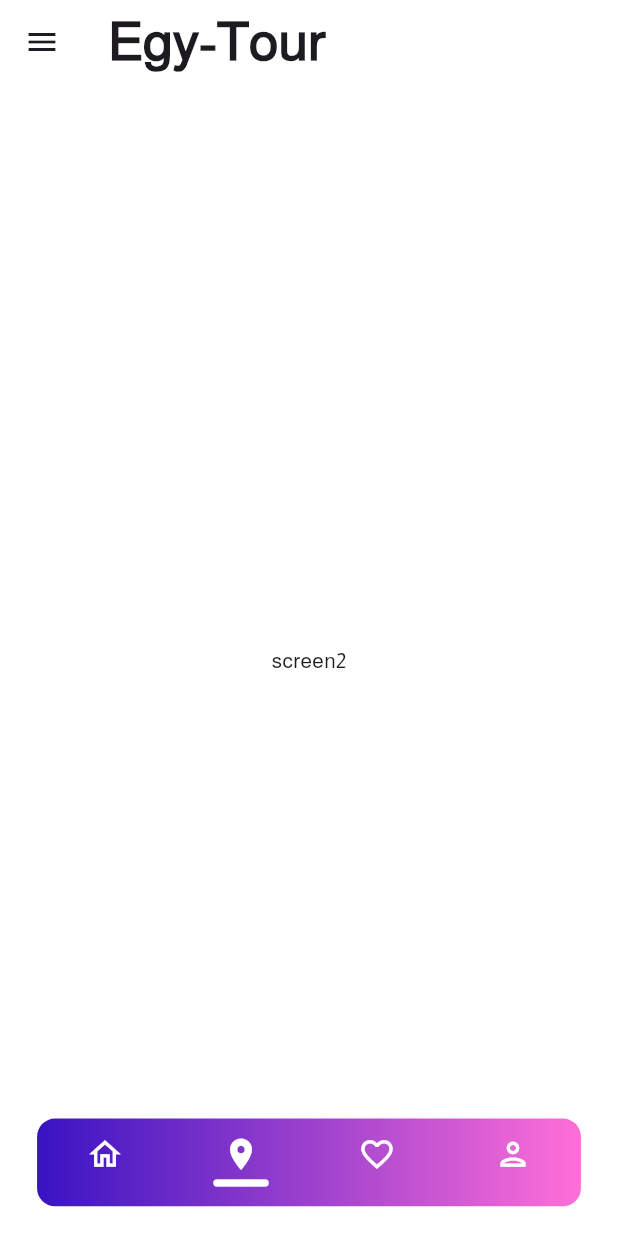
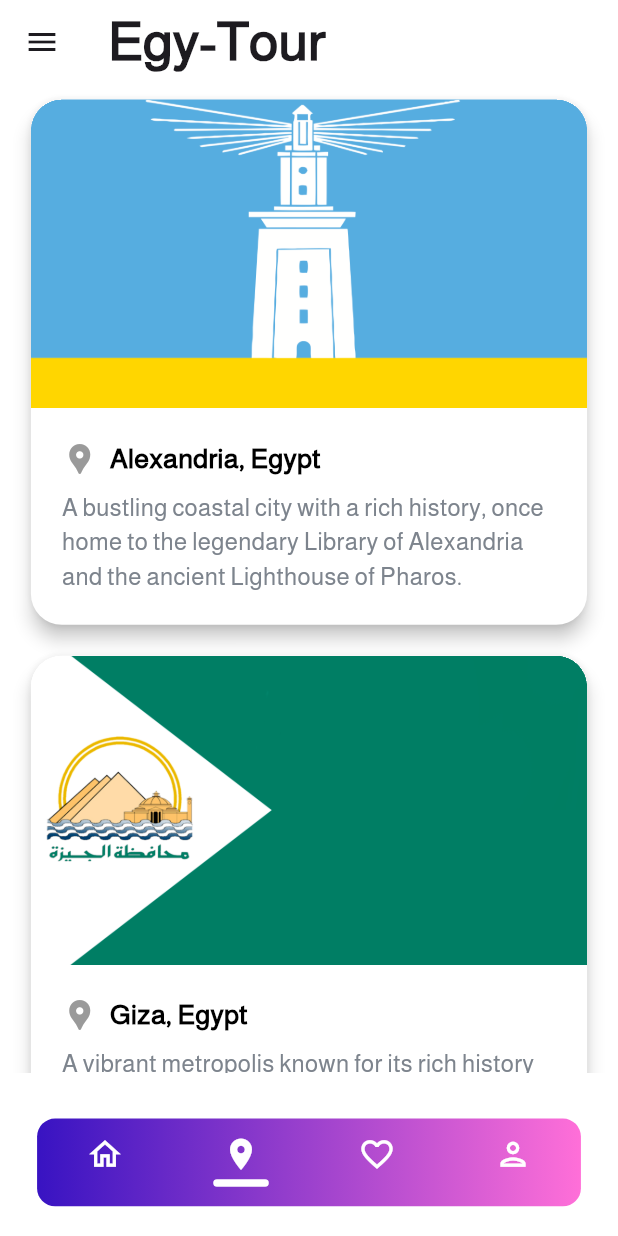
Before and after one commit to mohamedsalah918101/Egy-Tour, a Flutter app: the screen it shows after launch, item 2 of the bottom bar chosen, on a phone screen of 412 x 824 dp. Run offline on Flutter 3.47's test engine with Material 3 defaults, Android fonts, the phone set to English and light mode, and no system bars.

Commit message:
added governments and landmarks

```diff
--- a/lib/features/basic/presentation/views/basic_view.dart
+++ b/lib/features/basic/presentation/views/basic_view.dart
@@ -1,6 +1,7 @@
 import 'package:egy_tour/core/utils/extensions/media_query.dart';
 import 'package:egy_tour/core/utils/theme/app_colors.dart';
 import 'package:egy_tour/core/utils/theme/font_styles.dart';
+import 'package:egy_tour/features/governments/presentation/views/government_view.dart';
 import 'package:flutter/material.dart';
 
 List<IconData> selectedIcons = [
@@ -16,9 +17,10 @@ List<IconData> unSelectedIcons = [
   Icons.favorite_outline,
   Icons.person_outlined,
 ];
+
 List<Widget> screens = [
   Text("screen1"),
-  Text("screen2"),
+  GovernmentView(),
   Text("screen3"),
   Text("screen4"),
 ];
@@ -54,7 +56,7 @@ class _BasicViewState extends State<BasicView> {
       body: Stack(
         children: [
           Column(
-            mainAxisAlignment: MainAxisAlignment.center,
+            mainAxisAlignment: MainAxisAlignment.start,
             children: [Center(child: screens[selectedIndex])],
           ),
           Align(
--- a/lib/features/governments/presentation/views/government_view.dart
+++ b/lib/features/governments/presentation/views/government_view.dart
@@ -0,0 +1,48 @@
+import 'package:egy_tour/core/utils/extensions/media_query.dart';
+import 'package:egy_tour/features/governments/presentation/views/widgets/government_card.dart';
+import 'package:flutter/material.dart';
+
+class GovernmentView extends StatefulWidget {
+  const GovernmentView({super.key});
+
+  @override
+  State<GovernmentView> createState() => _GovernmentViewState();
+}
+
+class _GovernmentViewState extends State<GovernmentView> {
+  List governments = [
+    {
+      "title": "Alexandria, Egypt",
+      "description": "A bustling coastal city with a rich history, once home to the legendary Library of Alexandria and the ancient Lighthouse of Pharos.",
+      "url": "assets/images/Flag_of_Alexandria.png"
+    },
+    {
+      "title": "Giza, Egypt",
+      "description": "A vibrant metropolis known for its rich history and proximity to iconic landmarks like the Great Pyramids of Giza and the Sphinx.",
+      "url": "assets/images/Flag_of_Giza_Governorate.png"
+    },
+    {
+      "title": "Luxor, Egypt",
+      "description": "Referred to as the \"world's greatest open-air museum,\" is renowned for its ancient monuments, including the Valley of the Kings, Karnak Temple, and Luxor Temple.",
+      "url": "assets/images/Flag_of_Luxor_Governorate.png"
+    }
+  ];
+
+  @override
+  Widget build(BuildContext context) {
+    return SizedBox(
+      width: context.screenWidth,
+      height: context.screenHeight*0.8,
+      child: ListView.builder(
+        itemCount: governments.length,
+        itemBuilder: (context, index) {
+          return GovernmentCard(
+            imageURL: governments[index]['url'],
+            title: governments[index]['title'],
+            description: governments[index]['description'],
+          );
+        },
+      ),
+    );
+  }
+}
--- /dev/null
+++ b/lib/features/governments/presentation/views/widgets/government_card.dart
@@ -0,0 +1,84 @@
+import 'package:egy_tour/core/utils/extensions/media_query.dart';
+import 'package:egy_tour/core/utils/extensions/navigation.dart';
+import 'package:egy_tour/core/utils/theme/app_colors.dart';
+import 'package:egy_tour/core/utils/theme/font_styles.dart';
+import 'package:egy_tour/features/governments/presentation/views/lanmarks_view.dart';
+import 'package:flutter/material.dart';
+
+class GovernmentCard extends StatefulWidget {
+  const GovernmentCard({
+    super.key,
+    required this.imageURL,
+    required this.title,
+    required this.description
+  });
+
+  final String imageURL;
+  final String title;
+  final String description;
+
+  @override
+  State<GovernmentCard> createState() => _GovernmentCardState();
+}
+
+class _GovernmentCardState extends State<GovernmentCard> {
+  @override
+  Widget build(BuildContext context) {
+    return Card(
+        clipBehavior: Clip.hardEdge,
+        margin: EdgeInsets.symmetric(vertical: context.screenWidth*0.025, horizontal: context.screenWidth*0.05),
+        elevation: 5,
+        color: AppColors.white,
+        shape: RoundedRectangleBorder(
+          borderRadius: BorderRadius.circular(context.screenWidth*0.05),
+        ),
+        child: InkWell(
+          splashColor: AppColors.lightGrey1,
+          onTap: () {
+            debugPrint('Card tapped.');
+            context.push(LandmarkView(government: widget.title));
+          },
+          child: ClipRRect(
+            borderRadius: BorderRadius.circular(context.screenWidth*0.05),
+            child: Column(
+              crossAxisAlignment: CrossAxisAlignment.stretch,
+              children: [
+                Image.asset(
+                  widget.imageURL,
+                  height: context.screenHeight * 0.25,
+                  fit: BoxFit.cover,
+                ),
+
+                Padding(
+                  padding: EdgeInsets.all(context.screenWidth*0.05),
+                  child: Column(
+                    crossAxisAlignment: CrossAxisAlignment.stretch,
+                    children: [
+                      Row(
+                        children: [
+                          Icon(
+                            Icons.location_pin,
+                            color: AppColors.grey21
+                          ),
+                          SizedBox(width: 8),
+                          Text(
+                            widget.title,
+                            style: AppTextStyles.bold18.copyWith(color: AppColors.black37)
+                          ),
+                        ],
+                      ),
+                      SizedBox(height: 8),
+                      Text(
+                        widget.description,
+                        style: AppTextStyles.regular16.copyWith(color: AppColors.darkGrey)
+                      ),
+                    ],
+                  ),
+                ),
+              ],
+            ),
+          ),
+        ),
+      );
+  }
+}
--- a/pubspec.yaml
+++ b/pubspec.yaml
@@ -58,8 +58,8 @@ flutter:
   uses-material-design: true
 
   # To add assets to your application, add an assets section, like this:
-  # assets:
-  #   - images/a_dot_burr.jpeg
+  assets:
+    - assets/images/
   #   - images/a_dot_ham.jpeg
 
   # An image asset can refer to one or more resolution-specific "variants", see
@@ -77,7 +77,7 @@ flutter:
     - family: Almarai
       fonts:
         - asset: assets/fonts/Almarai-Regular.ttf
-  #   - family: Trajan Pro
+  # - family: Trajan Pro
   #     fonts:
   #       - asset: fonts/TrajanPro.ttf
   #       - asset: fonts/TrajanPro_Bold.ttf
```
Also changed, not shown: lib/features/governments/presentation/views/lanmarks_view.dart (added, +91 -0 lines), lib/features/governments/presentation/views/widgets/landmark_card.dart (added, +86 -0 lines), assets/images/Al_Montazah_Palace.jpg (added), assets/images/Citadel_of_Qaitbay.jpg (added), assets/images/Flag_Cairo_Governorate.png (added), assets/images/Flag_of_Alexandria.png (added), assets/images/Flag_of_Giza_Governorate.png (added), assets/images/Flag_of_Luxor_Governorate.png (added), assets/images/Karnak_Temple.jpg (added), assets/images/Queen_Hatshepsut_Temple.jpg (added), assets/images/pyramids.jpg (added), 3 other files.
